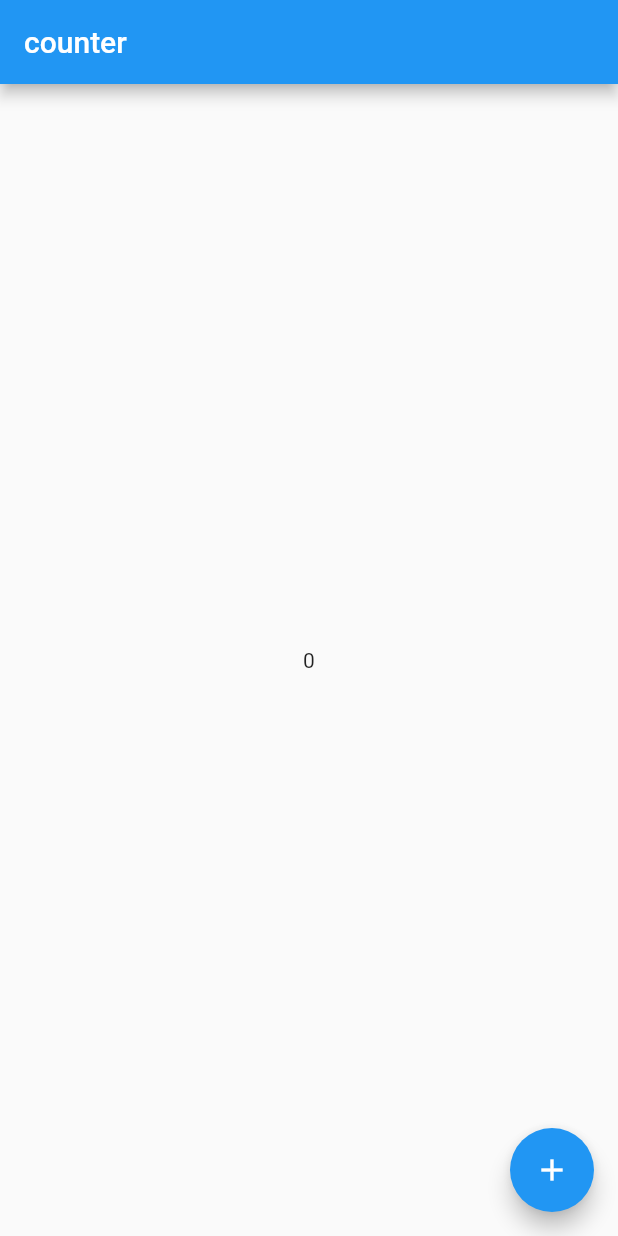
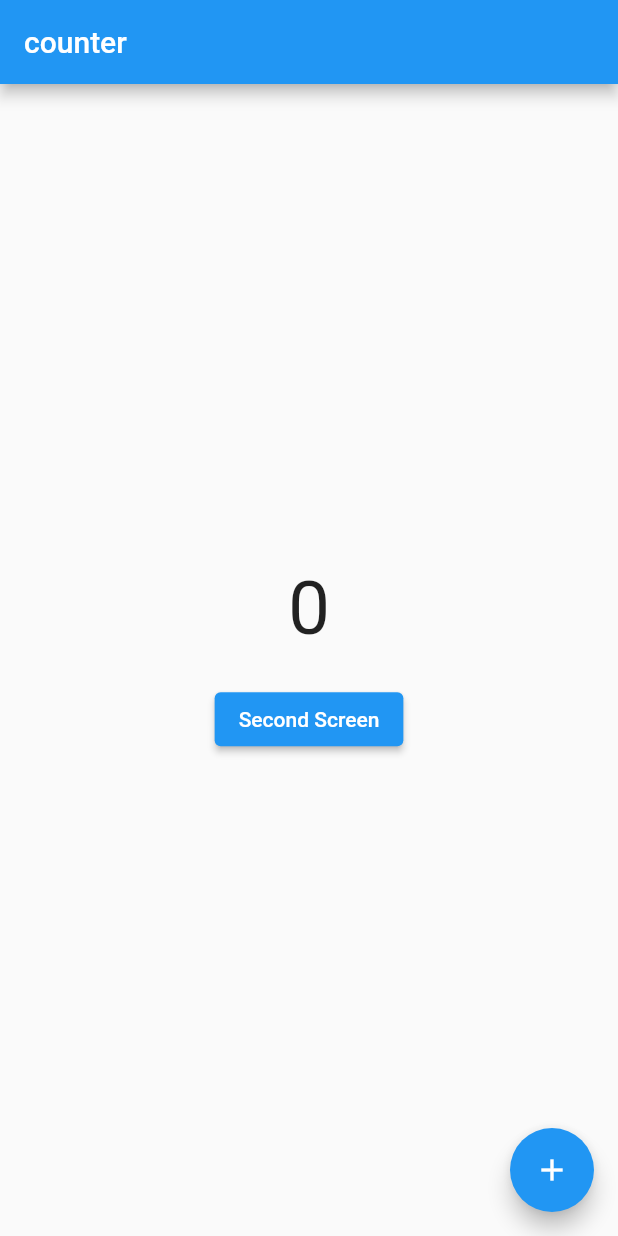
Before and after one commit to Nahianether/counter_using_getx, a Flutter app: the screen it shows after launch, on a phone screen of 412 x 824 dp. Run offline on Flutter 3.47's test engine with Material 2 defaults, Android fonts, the phone set to English and light mode, and no system bars; our stand-ins replace get.

Commit message:
new screen and create global variable for count

```diff
--- a/lib/counter_logic.dart
+++ b/lib/counter_logic.dart
@@ -6,4 +6,8 @@ class Controller1 extends GetxController {
     count++;
     update();
   }
+  void decrement() {
+    count--;
+    update();
+  }
 }
--- a/lib/main.dart
+++ b/lib/main.dart
@@ -2,9 +2,10 @@ import 'package:flutter/material.dart';
 import 'package:get/get.dart';
 
 import 'counter_logic.dart';
+import 'second_screen.dart';
 
 void main() => runApp(
-      const MaterialApp(
+      const GetMaterialApp(
         debugShowCheckedModeBanner: false,
         home: MyHomePage(),
       ),
@@ -24,8 +25,27 @@ class MyHomePage extends StatelessWidget {
         title: const Text("counter"),
       ),
       body: Center(
-        child: Obx(
-          () => Text("${controller.count}"),
+        child: Column(
+          mainAxisAlignment: MainAxisAlignment.center,
+          children: [
+            Obx(
+              () => Text(
+                "${controller.count}",
+                style: const TextStyle(
+                  fontSize: 50,
+                ),
+              ),
+            ),
+            const SizedBox(
+              height: 20,
+            ),
+            ElevatedButton(
+              onPressed: () async => await Get.to(
+                () => const SecondScreen(),
+              ),
+              child: const Text("Second Screen"),
+            ),
+          ],
         ),
       ),
       floatingActionButton: FloatingActionButton(
```
Also changed, not shown: lib/localization.dart (added, +13 -0 lines), lib/second_screen.dart (added, +38 -0 lines).
